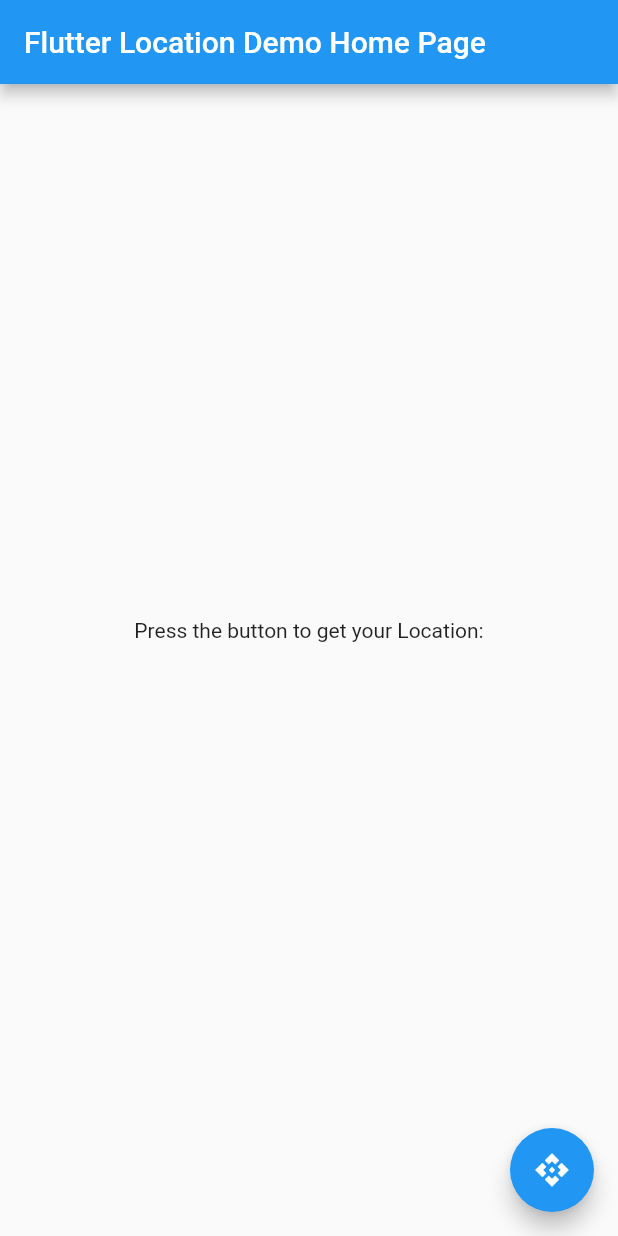
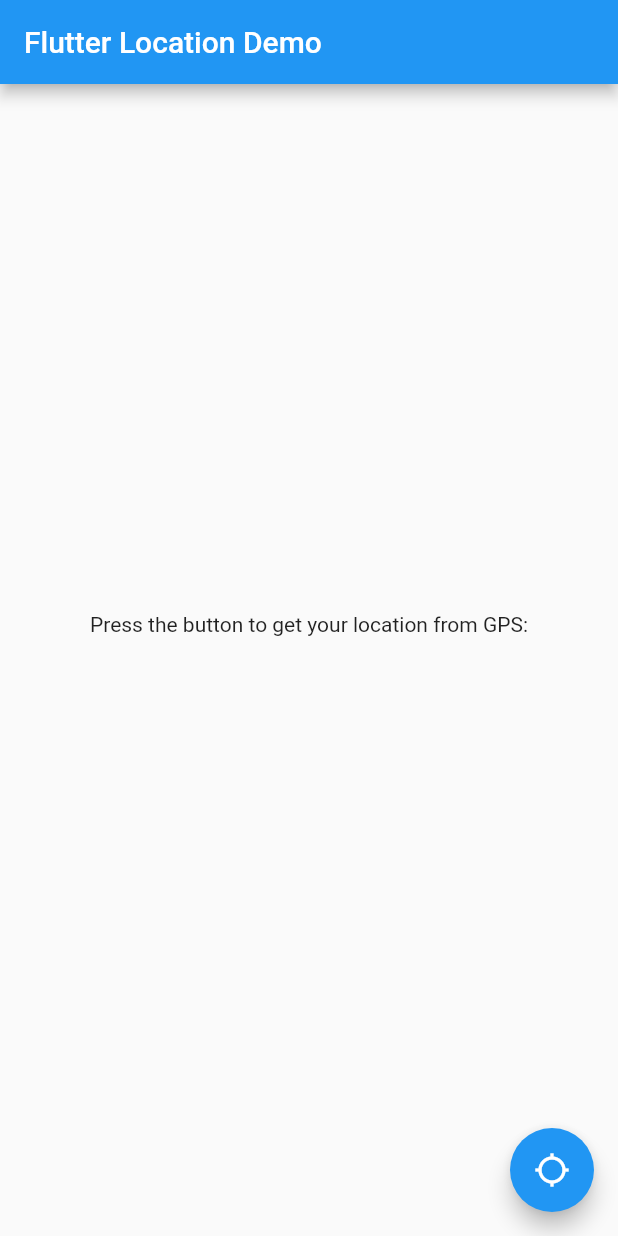
Before and after one commit to glls/testgps, a Flutter app: the screen it shows after launch, on a phone screen of 412 x 824 dp. Run offline on Flutter 3.47's test engine with Material 2 defaults, Android fonts, the phone set to English and light mode, and no system bars; our stand-ins replace geolocator.

Commit message:
Change UI (icon, messages) Add timestamp and alt.

```diff
--- a/lib/main.dart
+++ b/lib/main.dart
@@ -25,7 +25,7 @@
         // is not restarted.
         primarySwatch: Colors.blue,
       ),
-      home: const MyHomePage(title: 'Flutter Location Demo Home Page'),
+      home: const MyHomePage(title: 'Flutter Location Demo'),
     );
   }
 }
@@ -50,6 +50,8 @@
 
 class _MyHomePageState extends State<MyHomePage> {
   String _position = '';
+  String _altitude = '';
+  String _timestamp = '';
 
   Future<void> _getPosition() async {
     Position pos = await _determinePosition();
@@ -61,6 +63,9 @@
       // _counter without calling setState(), then the build method would not be
       // called again, and so nothing would appear to happen.
       _position = pos.toString();
+      String alt = pos.altitude.toStringAsFixed(2);
+      if (alt.isNotEmpty) _altitude = '$alt meters';
+      _timestamp = pos.timestamp!.toIso8601String();
     });
   }
 
@@ -99,11 +104,16 @@
           mainAxisAlignment: MainAxisAlignment.center,
           children: <Widget>[
             const Text(
-              'Press the button to get your Location:',
+              'Press the button to get your location from GPS:',
             ),
             Text(
               _position,
-              style: Theme.of(context).textTheme.headline4,
+            ),
+            Text(
+              _timestamp,
+            ),
+            Text(
+              _altitude,
             ),
           ],
         ),
@@ -111,9 +121,8 @@
       floatingActionButton: FloatingActionButton(
         onPressed: _getPosition,
         tooltip: 'Location',
-        child: const Icon(Icons.api),
+        child: const Icon(Icons.gps_not_fixed),
       ),
-
     );
   }
 }
```
